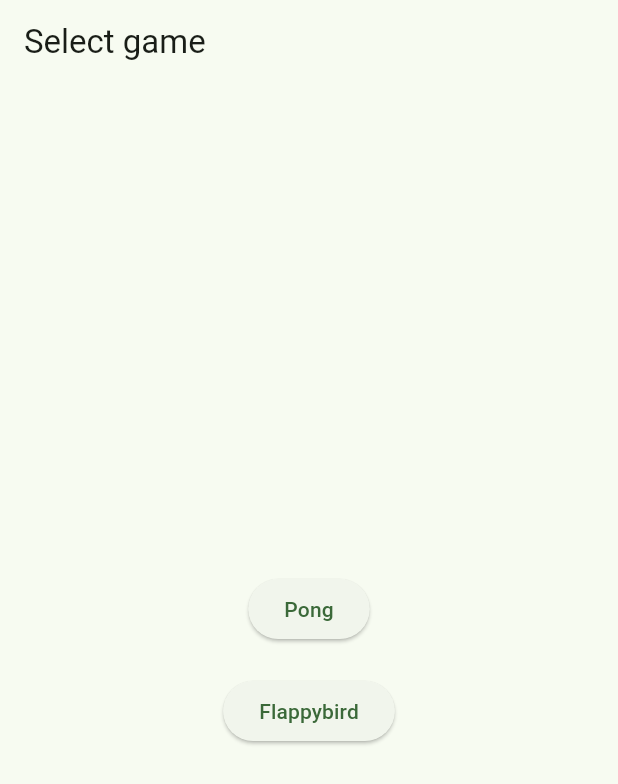
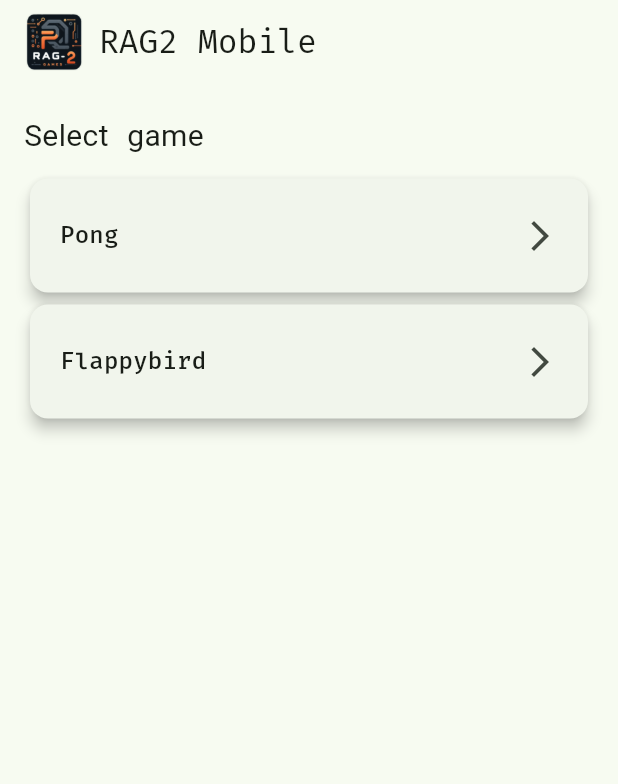
Before and after one commit to marcinbator/RAG2-mobile, a Flutter app: the screen it shows after launch, on a phone screen of 412 x 824 dp. Shown: the top 784 px of the screen. Run offline on Flutter 3.47's test engine with Material 3 defaults, Android fonts, the phone set to English and light mode, and no system bars; our stand-ins replace google_fonts.

Commit message:
feat: #main icon, fonts

```diff
--- a/lib/main.dart
+++ b/lib/main.dart
@@ -1,6 +1,7 @@
 import 'package:flutter/material.dart';
 
 import 'screens/game_selection_page.dart';
+import 'package:google_fonts/google_fonts.dart';
 
 void main() {
   runApp(const Rag2Mobile());
@@ -14,10 +15,13 @@ class Rag2Mobile extends StatelessWidget {
     return MaterialApp(
       title: 'RAG2 Mobile',
       theme: ThemeData(
+        fontFamily: GoogleFonts.firaCode().fontFamily,
         colorScheme: ColorScheme.fromSeed(seedColor: Colors.green),
         useMaterial3: true,
       ),
+
       home: const GameSelectionPage(),
+      debugShowCheckedModeBanner: false,
     );
   }
 }
--- a/lib/screens/game_selection_page.dart
+++ b/lib/screens/game_selection_page.dart
@@ -14,24 +14,52 @@ class GameSelectionPage extends StatelessWidget {
     ];
 
     return Scaffold(
-      appBar: AppBar(title: const Text("Select game")),
-      body: Center(
-        child: Column(
-          mainAxisAlignment: MainAxisAlignment.center,
-          children: games.map((game) {
-            return Padding(
-              padding: const EdgeInsets.symmetric(vertical: 10.0),
-              child: _buildGameButton(context, game),
-            );
-          }).toList(),
+      appBar: PreferredSize(
+        preferredSize: const Size.fromHeight(60.0),
+        child: AppBar(
+          title: Row(
+            children: [
+              Image.asset(
+                'assets/rag2.png',
+                height: 40,
+              ),
+              const SizedBox(width: 10),
+              const Text("RAG2 Mobile"),
+            ],
           ),
         ),
-    );
-  }
-
-  Widget _buildGameButton(BuildContext context, Game game) {
-    return ElevatedButton(
-      onPressed: () {
+      ),
+      body: Padding(
+        padding: const EdgeInsets.all(16.0),
+        child: Column(
+          crossAxisAlignment: CrossAxisAlignment.start,
+          children: [
+            const Padding(
+              padding: EdgeInsets.only(bottom: 10.0),
+              child: Text(
+                "Select game",
+                style: TextStyle(
+                  fontSize: 20,
+                  fontFamily: ''
+                ),
+              ),
+            ),
+            Expanded(
+              child: ListView(
+                children: games.map((game) {
+                  return Card(
+                    elevation: 4,
+                    shape: RoundedRectangleBorder(
+                      borderRadius: BorderRadius.circular(12),
+                    ),
+                    child: ListTile(
+                      contentPadding: const EdgeInsets.symmetric(horizontal: 20, vertical: 10),
+                      title: Text(
+                        game.name,
+                        style: Theme.of(context).textTheme.titleMedium,
+                      ),
+                      trailing: const Icon(Icons.arrow_forward_ios),
+                      onTap: () {
                         Navigator.push(
                           context,
                           MaterialPageRoute(
@@ -39,7 +67,14 @@ class GameSelectionPage extends StatelessWidget {
                           ),
                         );
                       },
-      child: Text(game.name),
+                    ),
+                  );
+                }).toList(),
+              ),
+            ),
+          ],
+        ),
+      ),
     );
   }
 }
```
Also changed, not shown: pubspec.yaml (+27 -11 lines), assets/rag2.png (added), pubspec.lock, 172 other files. Lines whose indentation alone changed are shown as unchanged.
